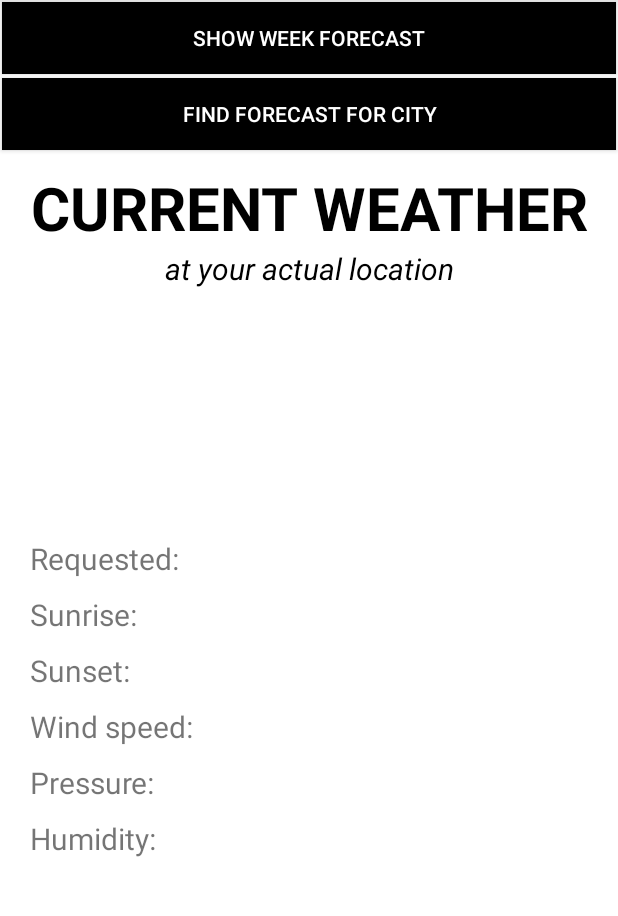
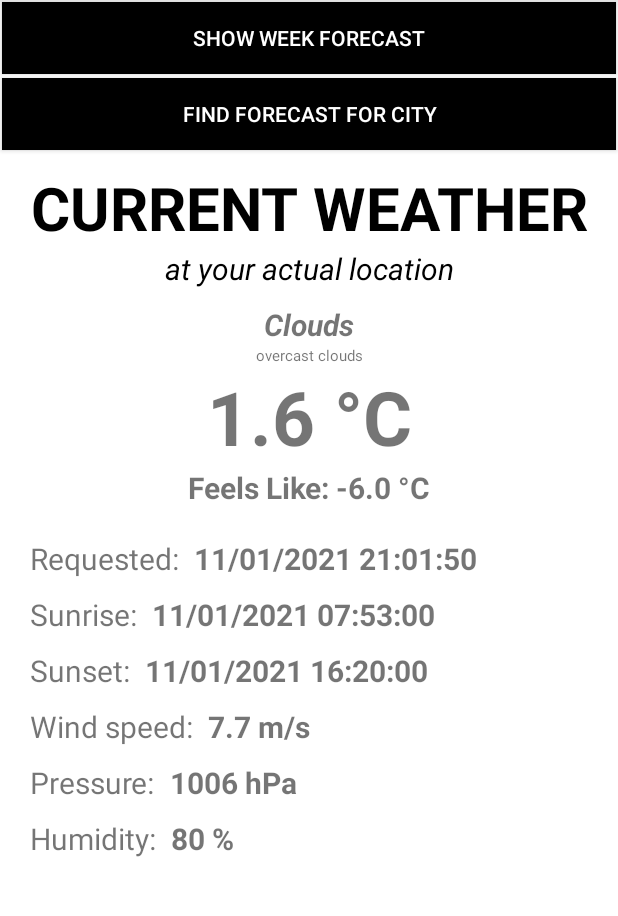
Before and after one commit to martindavidek/OutwitTheWeather, an Android app: the screen it shows after launch (MainActivity), on a phone screen of 412 x 824 dp, the part 84-1000 px from its top. Run offline under Robolectric (Android 15) with nearby library versions, the phone set to English and light mode, and no system bars; our stand-ins replace Volley; pictures from the network do not load; Roboto replaces fonts that are not available here.

Commit message:
mock current weather data

```diff
--- a/app/src/main/java/cz/uhk/fim/outwittheweather/app/MainActivity.java
+++ b/app/src/main/java/cz/uhk/fim/outwittheweather/app/MainActivity.java
@@ -13,6 +13,7 @@ import android.util.Log;
 import android.view.View;
 import android.widget.Button;
 import android.widget.ImageView;
+import android.widget.ProgressBar;
 import android.widget.TextView;
 import android.widget.Toast;
 
@@ -31,6 +32,7 @@ import org.json.JSONObject;
 
 import java.util.Locale;
 
+import cz.uhk.fim.outwittheweather.mock.CurrentWeatherDataMock;
 import cz.uhk.fim.outwittheweather.model.CurrentWeather;
 import cz.uhk.fim.outwittheweather.parser.WeatherJsonParser;
 import cz.uhk.fim.outwittheweather.utils.DateTimeConverter;
@@ -91,22 +93,38 @@ public class MainActivity extends AppCompatActivity implements LocationListener
                 }
             });
 
-            volleyClient.getWeatherObject(this, "CURRENT", latitude, longitude, new IVolleyCallback() {
+            CurrentWeather currentWeather = CurrentWeatherDataMock.getCurrentWeather();
+
+            showWeatherData(this, currentWeather);
+
+            /*volleyClient.getWeatherObject(this, "CURRENT", latitude, longitude, new IVolleyCallback() {
                 @Override
                 public void onSuccess(Context context, JSONObject response) {
                     try {
                         CurrentWeather currentWeather = parser.parseCurrentWeather(response);
+                        //CurrentWeather currentWeather = CurrentWeatherDataMock.getCurrentWeather();
+
+                        showWeatherData(context, currentWeather);
+                    } catch (JSONException e) {
+                        Log.e(TAG, "Current weather parsing error: " + e.getLocalizedMessage());
+                        e.printStackTrace();
+                    }
+                }
+
+                @Override
+                public void onError(VolleyError error) {
+                    Toast.makeText(getBaseContext(), "An error occurred. Please try again later.", Toast.LENGTH_LONG).show();
+                    Log.e(TAG, "Volley error: " + error.getLocalizedMessage());
+                }
+            });*/
+        } else {
+            requestLocationPermission();
+        }
+
+    }
+
+    private void showWeatherData(Context context, CurrentWeather currentWeather) {
         DateTimeConverter converter = new DateTimeConverter();
-
-                        String icon = currentWeather.getWeather().getIcon();
-
-                        if (icon != null) {
-                            ImageView imageView = (ImageView) findViewById(R.id.main_icon);
-                            Glide.with(context)
-                                    .load("https://openweathermap.org/img/wn/" + icon + "@2x.png")
-                                    .apply(new RequestOptions().override(400, 400))
-                                    .into(imageView);
-                        }
 
         TextView weatherView = (TextView) findViewById(R.id.main_weather);
         weatherView.setText(currentWeather.getWeather().getMain());
@@ -138,22 +156,18 @@ public class MainActivity extends AppCompatActivity implements LocationListener
         TextView humidityView = (TextView) findViewById(R.id.main_humidity_value);
         humidityView.setText(String.format(Locale.ENGLISH, "%d %s", currentWeather.getHumidity(), getString(R.string.percent_sign)));
 
-                    } catch (JSONException e) {
-                        Log.e(TAG, "Current weather parsing error: " + e.getLocalizedMessage());
-                        e.printStackTrace();
+        String icon = currentWeather.getWeather().getIcon();
+
+        if (icon != null) {
+            ImageView imageView = (ImageView) findViewById(R.id.main_icon);
+            Glide.with(context)
+                    .load("https://openweathermap.org/img/wn/" + icon + "@2x.png")
+                    .apply(new RequestOptions().override(400, 400))
+                    .into(imageView);
+            ProgressBar progressBar = (ProgressBar) findViewById(R.id.forecast_loading);
+            progressBar.setVisibility(View.GONE);
+            imageView.setVisibility(View.VISIBLE);
         }
-                }
-
-                @Override
-                public void onError(VolleyError error) {
-                    Toast.makeText(getBaseContext(), "An error occurred. Please try again later.", Toast.LENGTH_LONG).show();
-                    Log.e(TAG, "Volley error: " + error.getLocalizedMessage());
-                }
-            });
-        } else {
-            requestLocationPermission();
-        }
-
     }
 
     protected void onResume() {
--- /dev/null
+++ b/app/src/main/java/cz/uhk/fim/outwittheweather/mock/CurrentWeatherDataMock.java
@@ -0,0 +1,40 @@
+package cz.uhk.fim.outwittheweather.mock;
+
+import cz.uhk.fim.outwittheweather.model.CurrentWeather;
+import cz.uhk.fim.outwittheweather.model.Weather;
+
+public class CurrentWeatherDataMock {
+
+
+    public static CurrentWeather getCurrentWeather() {
+        CurrentWeather currentWeather = new CurrentWeather();
+
+        currentWeather.setClouds(90);
+        currentWeather.setDewPoint(-1.05);
+        currentWeather.setDt(Long.valueOf("1610398910"));
+        currentWeather.setFeelsLike(-6.02);
+        currentWeather.setHumidity(80);
+        currentWeather.setPressure(1006);
+        currentWeather.setSunrise(Long.valueOf("1610351580"));
+        currentWeather.setSunset(Long.valueOf("1610382000"));
+        currentWeather.setTemp(1.58);
+        currentWeather.setUvi(0.0);
+        currentWeather.setVisibility(10000);
+        currentWeather.setWeather(getWeather());
+        currentWeather.setWindDeg(290);
+        currentWeather.setWindSpeed(7.72);
+
+        return currentWeather;
+    }
+
+    private static Weather getWeather() {
+        Weather weather = new Weather();
+
+        weather.setDescription("overcast clouds");
+        weather.setIcon("04n");
+        weather.setId(804);
+        weather.setMain("Clouds");
+
+        return weather;
+    }
+}
--- a/app/src/main/res/layout/activity_main.xml
+++ b/app/src/main/res/layout/activity_main.xml
@@ -77,7 +77,15 @@
                 android:id="@+id/main_icon"
                 android:layout_width="match_parent"
                 android:layout_height="wrap_content"
-                android:layout_marginTop="10dp" />
+                android:layout_marginTop="10dp"
+                android:visibility="gone"/>
+
+            <ProgressBar
+                android:id="@+id/forecast_loading"
+                style="@android:style/Widget.DeviceDefault.Light.ProgressBar.Large"
+                android:layout_width="match_parent"
+                android:layout_height="wrap_content"
+                android:progressTint="#FF0000" />
 
             <TextView
                 android:id="@+id/main_weather"
```
Lines whose indentation alone changed are shown as unchanged.
